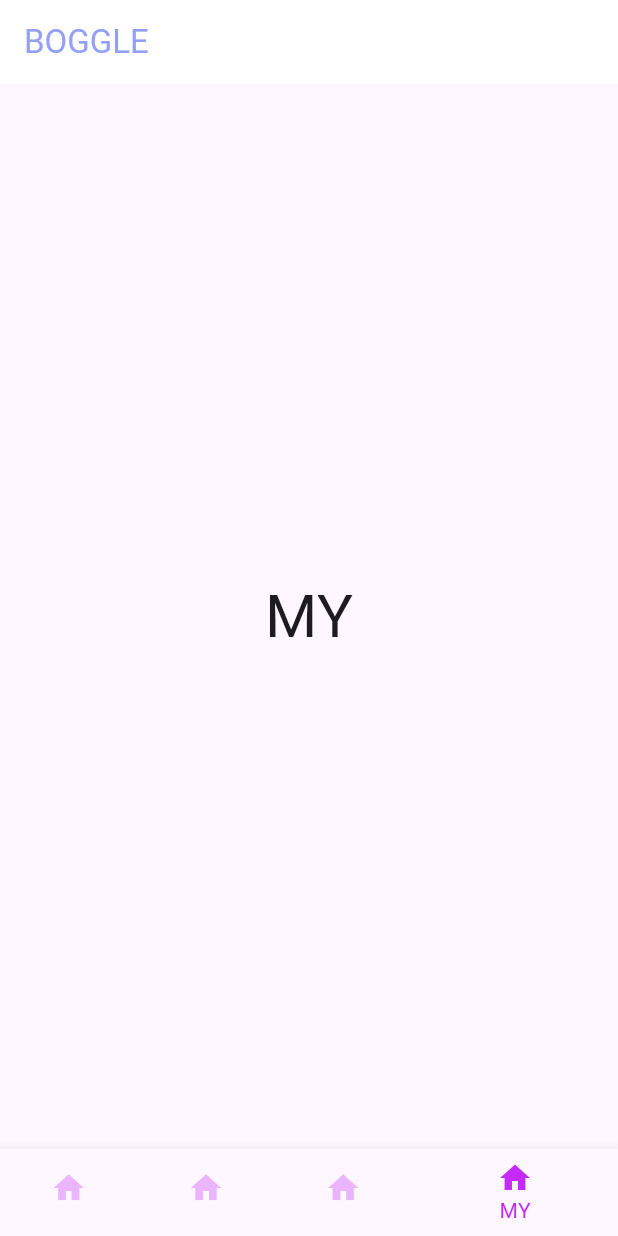
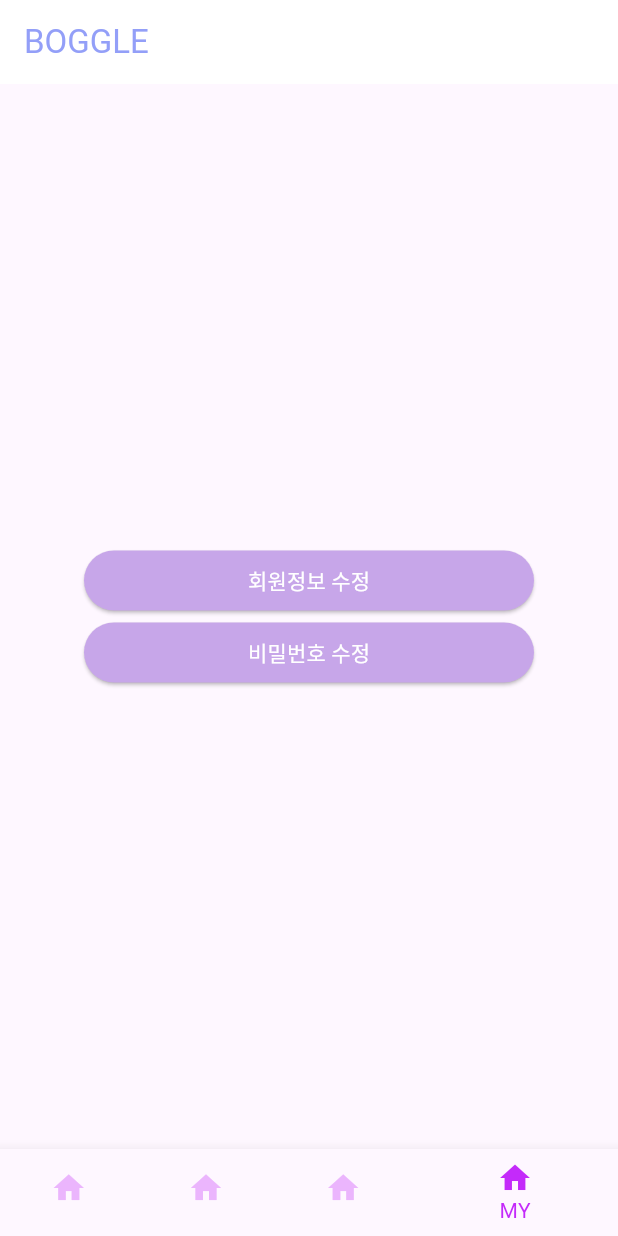
Before and after one commit to kminnyes/BOGGLE, a Flutter app: the MyPage screen opened directly, on a phone screen of 412 x 824 dp. Run offline on Flutter 3.47's test engine with Material 3 defaults, Android fonts, the phone set to English and light mode, and no system bars; our stand-ins replace image_picker, percent_indicator.

Commit message:
update mypage UI

```diff
--- a/lib/mypage.dart
+++ b/lib/mypage.dart
@@ -1,3 +1,5 @@
+import 'package:boggle/change_pw.dart';
+import 'package:boggle/login_page.dart';
 import 'package:flutter/material.dart';
 import 'package:boggle/do_list.dart';
 import 'package:boggle/myhome.dart';
@@ -52,11 +54,41 @@
         ),
         centerTitle: false,
       ),
-      body: const Center(
-        child: Text(
-          'MY',
-          style: TextStyle(fontSize: 40),
-        ),
+      body: Center(
+        child: Column(
+          mainAxisAlignment: MainAxisAlignment.center,
+          children: [
+            SizedBox(
+              width: 300,
+              child: ElevatedButton(
+                style: ElevatedButton.styleFrom(
+                  backgroundColor: const Color.fromRGBO(199, 166, 233, 1),
+                  foregroundColor: Colors.white,
+                ),
+                onPressed: () {
+                  Navigator.push(
+                    context,
+                    MaterialPageRoute(builder: (context)=> UserInfo()),
+                    );
+                },
+                child: const Text('회원정보 수정'),),
+            ),
+            SizedBox(
+              width: 300,
+              child: ElevatedButton(
+                style: ElevatedButton.styleFrom(
+                  backgroundColor: const Color.fromRGBO(199, 166, 233, 1),
+                  foregroundColor: Colors.white,
+                ),
+                onPressed: () {
+                  Navigator.push(
+                    context,
+                    MaterialPageRoute(builder: (context)=> ChangePW()),
+                    );
+                },
+                child: const Text('비밀번호 수정'),),
+            ),
+          ],)
       ),
       bottomNavigationBar: BottomNavigationBar(
         onTap: (index) {
```
